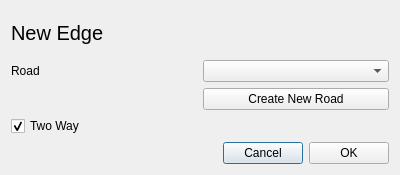
vicr123/bnbnav, file bnbnav-frontend/nodeconnectdialog.ui: the form before one commit.
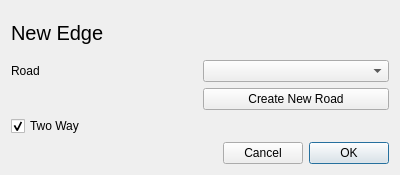
The form after the commit.

```diff
--- a/bnbnav-frontend/nodeconnectdialog.ui
+++ b/bnbnav-frontend/nodeconnectdialog.ui
@@ -51,6 +51,9 @@
        <property name="text">
         <string>OK</string>
        </property>
+       <property name="default">
+        <bool>true</bool>
+       </property>
       </widget>
      </item>
     </layout>
```
